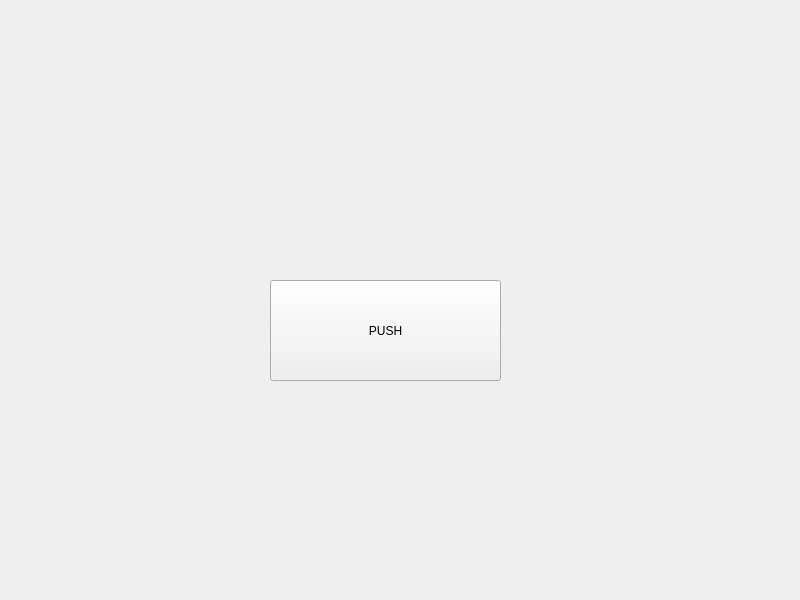
Qt form midtermui.ui (Sn4Rs/MidTermUi) before a commit.
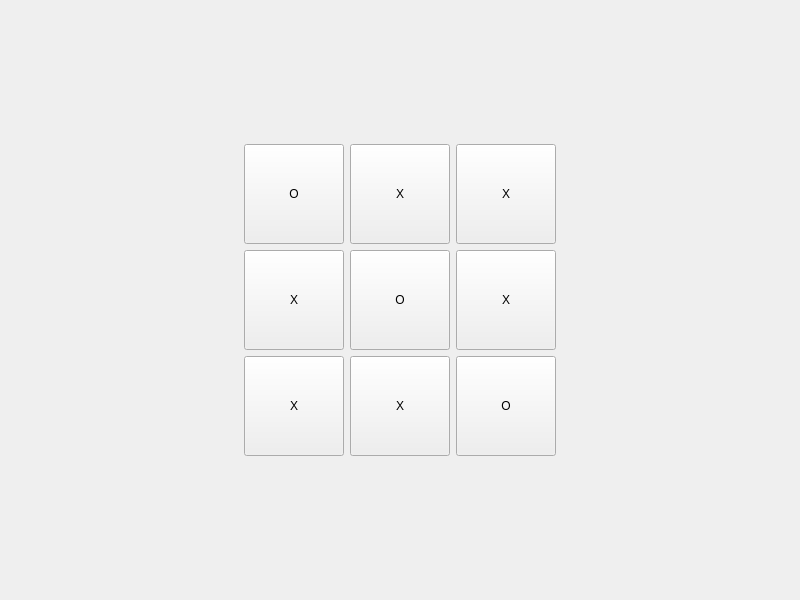
The same form after that commit.

Commit message: Implement tic-tac-toe board UI with 3x3 grid layout

```diff
--- a/midtermui.ui
+++ b/midtermui.ui
@@ -13,19 +13,241 @@
   <property name="windowTitle">
    <string>MidTermUi</string>
   </property>
-  <widget class="QPushButton" name="pushButton">
-   <property name="geometry">
-    <rect>
-     <x>270</x>
-     <y>280</y>
-     <width>231</width>
-     <height>101</height>
-    </rect>
-   </property>
-   <property name="text">
-    <string>PUSH</string>
-   </property>
-  </widget>
+  <layout class="QVBoxLayout" name="verticalLayout">
+   <item>
+    <spacer name="verticalSpacer_top">
+     <property name="orientation">
+      <enum>Qt::Vertical</enum>
+     </property>
+     <property name="sizeHint" stdset="0">
+      <size>
+       <width>20</width>
+       <height>40</height>
+      </size>
+     </property>
+    </spacer>
+   </item>
+   <item>
+    <layout class="QHBoxLayout" name="horizontalLayout_1">
+     <item>
+      <spacer name="horizontalSpacer_left_1">
+       <property name="orientation">
+        <enum>Qt::Horizontal</enum>
+       </property>
+       <property name="sizeHint" stdset="0">
+        <size>
+         <width>40</width>
+         <height>20</height>
+        </size>
+       </property>
+      </spacer>
+     </item>
+     <item>
+      <widget class="QPushButton" name="button_1_1">
+       <property name="minimumSize">
+        <size>
+         <width>100</width>
+         <height>100</height>
+        </size>
+       </property>
+       <property name="text">
+        <string>O</string>
+       </property>
+      </widget>
+     </item>
+     <item>
+      <widget class="QPushButton" name="button_1_2">
+       <property name="minimumSize">
+        <size>
+         <width>100</width>
+         <height>100</height>
+        </size>
+       </property>
+       <property name="text">
+        <string>X</string>
+       </property>
+      </widget>
+     </item>
+     <item>
+      <widget class="QPushButton" name="button_1_3">
+       <property name="minimumSize">
+        <size>
+         <width>100</width>
+         <height>100</height>
+        </size>
+       </property>
+       <property name="text">
+        <string>X</string>
+       </property>
+      </widget>
+     </item>
+     <item>
+      <spacer name="horizontalSpacer_right_1">
+       <property name="orientation">
+        <enum>Qt::Horizontal</enum>
+       </property>
+       <property name="sizeHint" stdset="0">
+        <size>
+         <width>40</width>
+         <height>20</height>
+        </size>
+       </property>
+      </spacer>
+     </item>
+    </layout>
+   </item>
+   <item>
+    <layout class="QHBoxLayout" name="horizontalLayout_2">
+     <item>
+      <spacer name="horizontalSpacer_left_2">
+       <property name="orientation">
+        <enum>Qt::Horizontal</enum>
+       </property>
+       <property name="sizeHint" stdset="0">
+        <size>
+         <width>40</width>
+         <height>20</height>
+        </size>
+       </property>
+      </spacer>
+     </item>
+     <item>
+      <widget class="QPushButton" name="button_2_1">
+       <property name="minimumSize">
+        <size>
+         <width>100</width>
+         <height>100</height>
+        </size>
+       </property>
+       <property name="text">
+        <string>X</string>
+       </property>
+      </widget>
+     </item>
+     <item>
+      <widget class="QPushButton" name="button_2_2">
+       <property name="minimumSize">
+        <size>
+         <width>100</width>
+         <height>100</height>
+        </size>
+       </property>
+       <property name="text">
+        <string>O</string>
+       </property>
+      </widget>
+     </item>
+     <item>
+      <widget class="QPushButton" name="button_2_3">
+       <property name="minimumSize">
+        <size>
+         <width>100</width>
+         <height>100</height>
+        </size>
+       </property>
+       <property name="text">
+        <string>X</string>
+       </property>
+      </widget>
+     </item>
+     <item>
+      <spacer name="horizontalSpacer_right_2">
+       <property name="orientation">
+        <enum>Qt::Horizontal</enum>
+       </property>
+       <property name="sizeHint" stdset="0">
+        <size>
+         <width>40</width>
+         <height>20</height>
+        </size>
+       </property>
+      </spacer>
+     </item>
+    </layout>
+   </item>
+   <item>
+    <layout class="QHBoxLayout" name="horizontalLayout_3">
+     <item>
+      <spacer name="horizontalSpacer_left_3">
+       <property name="orientation">
+        <enum>Qt::Horizontal</enum>
+       </property>
+       <property name="sizeHint" stdset="0">
+        <size>
+         <width>40</width>
+         <height>20</height>
+        </size>
+       </property>
+      </spacer>
+     </item>
+     <item>
+      <widget class="QPushButton" name="button_3_1">
+       <property name="minimumSize">
+        <size>
+         <width>100</width>
+         <height>100</height>
+        </size>
+       </property>
+       <property name="text">
+        <string>X</string>
+       </property>
+      </widget>
+     </item>
+     <item>
+      <widget class="QPushButton" name="button_3_2">
+       <property name="minimumSize">
+        <size>
+         <width>100</width>
+         <height>100</height>
+        </size>
+       </property>
+       <property name="text">
+        <string>X</string>
+       </property>
+      </widget>
+     </item>
+     <item>
+      <widget class="QPushButton" name="button_3_3">
+       <property name="minimumSize">
+        <size>
+         <width>100</width>
+         <height>100</height>
+        </size>
+       </property>
+       <property name="text">
+        <string>O</string>
+       </property>
+      </widget>
+     </item>
+     <item>
+      <spacer name="horizontalSpacer_right_3">
+       <property name="orientation">
+        <enum>Qt::Horizontal</enum>
+       </property>
+       <property name="sizeHint" stdset="0">
+        <size>
+         <width>40</width>
+         <height>20</height>
+        </size>
+       </property>
+      </spacer>
+     </item>
+    </layout>
+   </item>
+   <item>
+    <spacer name="verticalSpacer_bottom">
+     <property name="orientation">
+      <enum>Qt::Vertical</enum>
+     </property>
+     <property name="sizeHint" stdset="0">
+      <size>
+       <width>20</width>
+       <height>40</height>
+      </size>
+     </property>
+    </spacer>
+   </item>
+  </layout>
  </widget>
  <resources/>
  <connections/>
```
